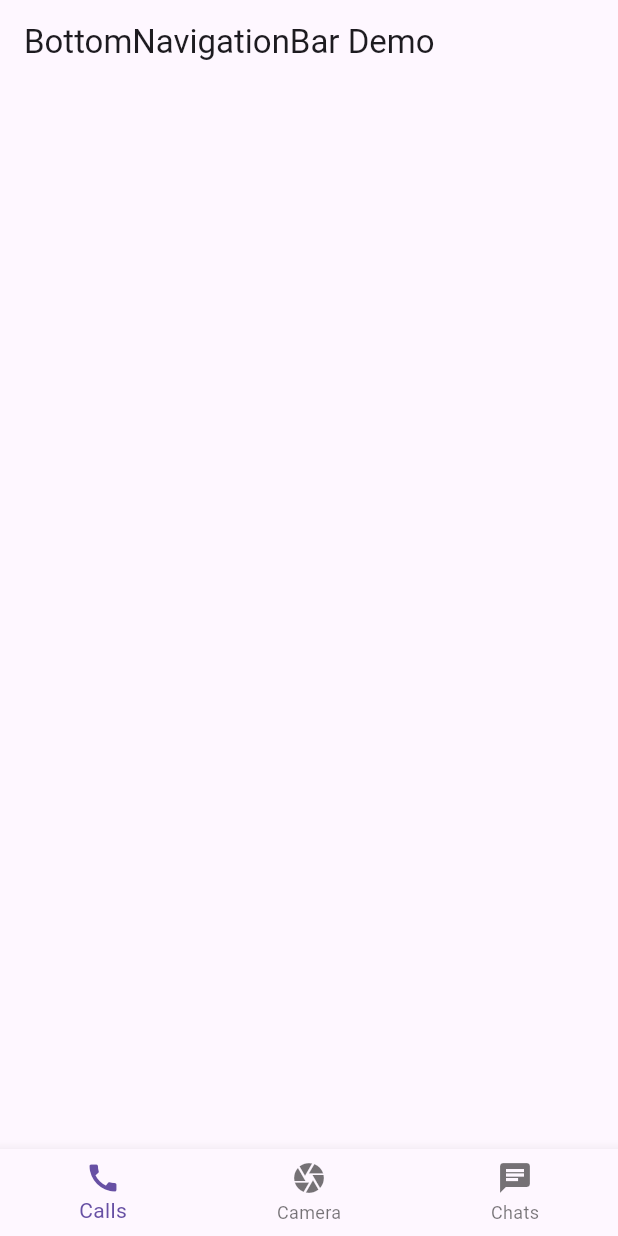
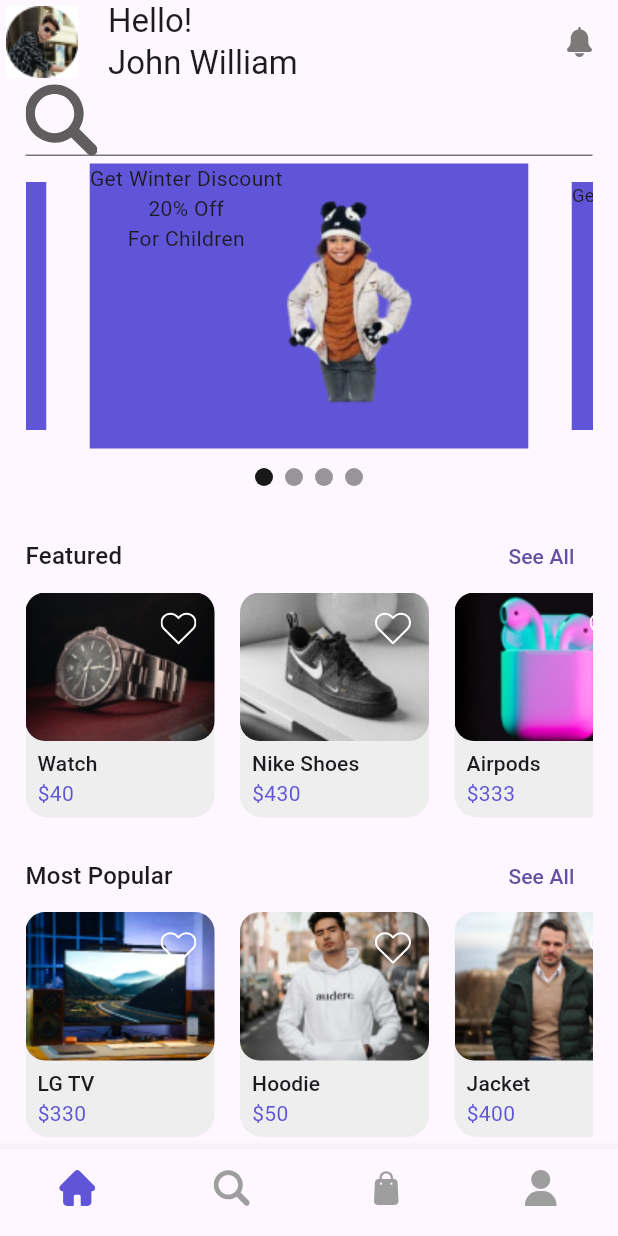
Before and after one commit to ParimSsme/e_commerce_app, a Flutter app: the screen it shows after launch, on a phone screen of 412 x 824 dp. Run offline on Flutter 3.47's test engine with Material 3 defaults, Android fonts, the phone set to English and light mode, and no system bars; our stand-ins replace flutter_svg.

Commit message:
add home screen

```diff
--- a/lib/main.dart
+++ b/lib/main.dart
@@ -1,4 +1,7 @@
+import 'package:e_commerce_app/core/app_icon_assets.dart';
+import 'package:e_commerce_app/screens/home_screen.dart';
 import 'package:flutter/material.dart';
+import 'package:flutter_svg/flutter_svg.dart';
 
 void main() {
   runApp(const MyApp());
@@ -26,34 +29,77 @@ class MainWrapper extends StatefulWidget {
 }
 
 class _MainWrapperState extends State<MainWrapper> {
+  int selectedTab = 0;
 
-  int selectedTab = 0;
+  static const List<Widget> _pages = <Widget>[
+    HomeScreen(),
+    Icon(
+      Icons.camera,
+      size: 150,
+    ),
+    Icon(
+      Icons.chat,
+      size: 150,
+    ),Icon(
+      Icons.chat,
+      size: 150,
+    ),
+  ];
 
   @override
   Widget build(BuildContext context) {
     return Scaffold(
-      appBar: AppBar(
-        title: const Text('BottomNavigationBar Demo'),
-      ),
+      body: _pages[selectedTab],
       bottomNavigationBar: BottomNavigationBar(
         currentIndex: selectedTab,
+        showSelectedLabels: false,
+        showUnselectedLabels: false,
+        type: BottomNavigationBarType.fixed,
         onTap: (int index) {
           setState(() {
             selectedTab = index;
           });
         },
-        items: const <BottomNavigationBarItem>[
+        items: <BottomNavigationBarItem>[
           BottomNavigationBarItem(
-            icon: Icon(Icons.call),
-            label: 'Calls',
+            icon: SvgPicture.asset(
+              AppIconAssets.home,
+              colorFilter: ColorFilter.mode(
+                selectedTab == 0 ? const Color(0xff6055d8) : Colors.grey,
+                BlendMode.srcATop,
+              ),
+            ),
+            label: 'home'
           ),
           BottomNavigationBarItem(
-            icon: Icon(Icons.camera),
-            label: 'Camera',
+            icon: SvgPicture.asset(
+              AppIconAssets.search,
+              colorFilter: ColorFilter.mode(
+                selectedTab == 1 ? const Color(0xff6055d8) : Colors.grey,
+                BlendMode.srcATop,
+              ),
+            ),
+            label: 'search'
           ),
           BottomNavigationBarItem(
-            icon: Icon(Icons.chat),
-            label: 'Chats',
+            icon: SvgPicture.asset(
+              AppIconAssets.cart,
+              colorFilter: ColorFilter.mode(
+                selectedTab == 2 ? const Color(0xff6055d8) : Colors.grey,
+                BlendMode.srcATop,
+              ),
+            ),
+            label: 'search'
+          ),
+          BottomNavigationBarItem(
+            icon: SvgPicture.asset(
+              AppIconAssets.profile,
+              colorFilter: ColorFilter.mode(
+                selectedTab == 3 ? const Color(0xff6055d8) : Colors.grey,
+                BlendMode.srcATop,
+              ),
+            ),
+            label: 'profile'
           ),
         ],
       ),
--- /dev/null
+++ b/lib/models/product_model.dart
@@ -0,0 +1,10 @@
+class ProductModel {
+  final String name;
+  final String image;
+  final int price;
+  const ProductModel({
+    required this.name,
+    required this.image,
+    required this.price,
+  });
+}
--- /dev/null
+++ b/lib/screens/home_screen.dart
@@ -0,0 +1,330 @@
+import 'package:carousel_slider/carousel_slider.dart';
+import 'package:e_commerce_app/core/app_icon_assets.dart';
+import 'package:e_commerce_app/core/app_image_assets.dart';
+import 'package:e_commerce_app/models/product_model.dart';
+import 'package:flutter/material.dart';
+import 'package:flutter_svg/flutter_svg.dart';
+
+final List<String> imgList = [
+  'https://images.unsplash.com/photo-1520342868574-5fa3804e551c?ixlib=rb-0.3.5&ixid=eyJhcHBfaWQiOjEyMDd9&s=6ff92caffcdd63681a35134a6770ed3b&auto=format&fit=crop&w=1951&q=80',
+  'https://images.unsplash.com/photo-1522205408450-add114ad53fe?ixlib=rb-0.3.5&ixid=eyJhcHBfaWQiOjEyMDd9&s=368f45b0888aeb0b7b08e3a1084d3ede&auto=format&fit=crop&w=1950&q=80',
+  'https://images.unsplash.com/photo-1519125323398-675f0ddb6308?ixlib=rb-0.3.5&ixid=eyJhcHBfaWQiOjEyMDd9&s=94a1e718d89ca60a6337a6008341ca50&auto=format&fit=crop&w=1950&q=80',
+  'https://images.unsplash.com/photo-1523205771623-e0faa4d2813d?ixlib=rb-0.3.5&ixid=eyJhcHBfaWQiOjEyMDd9&s=89719a0d55dd05e2deae4120227e6efc&auto=format&fit=crop&w=1953&q=80',
+];
+
+final List<Widget> imageSliders = imgList
+    .map((item) => Container(
+  child: Container(
+    margin: EdgeInsets.all(5.0),
+    decoration: BoxDecoration(
+      color: Color(0xff6055d8),
+    ),
+    child: Row(
+      children: [
+        const Column(
+          children: [
+            Text('Get Winter Discount'),
+            Text('20% Off'),
+            Text('For Children'),
+          ],
+        ),
+        Image.asset(AppImageAssets.sliderBoy),
+      ],
+    ),
+  ),
+))
+    .toList();
+class CarouselWithIndicatorDemo extends StatefulWidget {
+  @override
+  State<StatefulWidget> createState() {
+    return _CarouselWithIndicatorState();
+  }
+}
+
+class _CarouselWithIndicatorState extends State<CarouselWithIndicatorDemo> {
+  int _current = 0;
+  final CarouselSliderController _controller = CarouselSliderController();
+
+
+  @override
+  Widget build(BuildContext context) {
+    return Scaffold(
+      appBar: AppBar(title: Text('Carousel with indicator controller demo')),
+      body: Column(children: [
+        Expanded(
+          child: CarouselSlider(
+            items: imageSliders,
+            carouselController: _controller,
+            options: CarouselOptions(
+              disableCenter: true,
+                autoPlay: true,
+                enlargeCenterPage: false,
+                // aspectRatio: 2.0,
+                onPageChanged: (index, reason) {
+                  setState(() {
+                    _current = index;
+                  });
+                }),
+          ),
+        ),
+        Row(
+          mainAxisAlignment: MainAxisAlignment.center,
+          children: imgList.asMap().entries.map((entry) {
+            return GestureDetector(
+              onTap: () => _controller.animateToPage(entry.key),
+              child: Container(
+                width: 12.0,
+                height: 12.0,
+                margin: const EdgeInsets.symmetric(vertical: 8.0, horizontal: 4.0),
+                decoration: BoxDecoration(
+                    shape: BoxShape.circle,
+                    color: (Theme.of(context).brightness == Brightness.dark
+                        ? Colors.white
+                        : const Color(0xff6055d8))
+                        .withOpacity(_current == entry.key ? 0.9 : 0.4)),
+              ),
+            );
+          }).toList(),
+        ),
+      ]),
+    );
+  }
+}
+
+class HomeScreen extends StatefulWidget {
+  const HomeScreen({super.key});
+
+  @override
+  State<HomeScreen> createState() => _HomeScreenState();
+}
+
+class _HomeScreenState extends State<HomeScreen> {
+
+  int _current = 0;
+  final CarouselSliderController _controller = CarouselSliderController();
+
+
+  final List<ProductModel> featuredList = const [
+    ProductModel(
+      name: 'Watch',
+      image: AppImageAssets.watch,
+      price: 40,
+    ),
+    ProductModel(
+      name: 'Nike Shoes',
+      image: AppImageAssets.nikeShoes,
+      price: 430,
+    ),
+    ProductModel(
+      name: 'Airpods',
+      image: AppImageAssets.airpods,
+      price: 333,
+    ),
+  ];
+
+  final List<ProductModel> popularList = const [
+    ProductModel(
+      name: 'LG TV',
+      image: AppImageAssets.LG_TV,
+      price: 330,
+    ),
+    ProductModel(
+      name: 'Hoodie',
+      image: AppImageAssets.hoodie,
+      price: 50,
+    ),
+    ProductModel(
+      name: 'Jacket',
+      image: AppImageAssets.jacket,
+      price: 400,
+    ),
+  ];
+
+  @override
+  Widget build(BuildContext context) {
+    final textTheme = Theme.of(context).textTheme;
+
+    return Scaffold(
+      appBar: AppBar(
+        leading: Image.asset(AppImageAssets.userProfile),
+        title: const Column(
+          crossAxisAlignment: CrossAxisAlignment.start,
+          children: [
+            Text('Hello!'),
+            Text('John William'),
+          ],
+        ),
+        actions: [
+          IconButton(
+            onPressed: () {},
+            icon: SvgPicture.asset(AppIconAssets.notifications),
+          )
+        ],
+      ),
+      body: SafeArea(
+        child: Padding(
+          padding: const EdgeInsets.symmetric(horizontal: 17.0),
+          child: Column(
+            crossAxisAlignment: CrossAxisAlignment.start,
+            children: [
+              TextField(
+                decoration: InputDecoration(
+                  prefixIcon: SvgPicture.asset(AppIconAssets.search),
+                ),
+              ),
+
+              Column(children: [
+                SizedBox(
+                  height: 200,
+                  child: CarouselSlider(
+                    items: imageSliders,
+                    carouselController: _controller,
+                    options: CarouselOptions(
+                        autoPlay: true,
+                        enlargeCenterPage: true,
+                        aspectRatio: 2.0,
+                        onPageChanged: (index, reason) {
+                          setState(() {
+                            _current = index;
+                          });
+                        }),
+                  ),
+                ),
+                Row(
+                  mainAxisAlignment: MainAxisAlignment.center,
+                  children: imgList.asMap().entries.map((entry) {
+                    return GestureDetector(
+                      onTap: () => _controller.animateToPage(entry.key),
+                      child: Container(
+                        width: 12.0,
+                        height: 12.0,
+                        margin: EdgeInsets.symmetric(vertical: 8.0, horizontal: 4.0),
+                        decoration: BoxDecoration(
+                            shape: BoxShape.circle,
+                            color: (Theme.of(context).brightness == Brightness.dark
+                                ? Colors.white
+                                : Colors.black)
+                                .withOpacity(_current == entry.key ? 0.9 : 0.4)),
+                      ),
+                    );
+                  }).toList(),
+                ),
+              ]),
+
+              const SizedBox(height: 15),
+              Row(
+                mainAxisAlignment: MainAxisAlignment.spaceBetween,
+                children: [
+                  Text(
+                    'Featured',
+                    style: textTheme.titleMedium,
+                  ),
+                  TextButton(
+                    onPressed: () {},
+                    child: const Text('See All'),
+                  ),
+                ],
+              ),
+              SizedBox(
+                height: 150,
+                child: ListView.separated(
+                  scrollDirection: Axis.horizontal,
+                  itemBuilder: (_, index) {
+                    return ProductListItem(item: featuredList[index]);
+                  },
+                  separatorBuilder: (_, __) => const SizedBox(width: 17),
+                  itemCount: featuredList.length,
+                ),
+              ),
+              const SizedBox(height: 15),
+              Row(
+                mainAxisAlignment: MainAxisAlignment.spaceBetween,
+                children: [
+                  Text(
+                    'Most Popular',
+                    style: textTheme.titleMedium,
+                  ),
+                  TextButton(
+                    onPressed: () {},
+                    child: const Text('See All'),
+                  ),
+                ],
+              ),
+              SizedBox(
+                height: 150,
+                child: ListView.separated(
+                  scrollDirection: Axis.horizontal,
+                  itemBuilder: (_, index) {
+                    return ProductListItem(item: popularList[index]);
+                  },
+                  separatorBuilder: (_, __) => const SizedBox(width: 17),
+                  itemCount: popularList.length,
+                ),
+              ),
+            ],
+          ),
+        ),
+      ),
+    );
+  }
+}
+
+class ProductListItem extends StatelessWidget {
+  final ProductModel item;
+  const ProductListItem({
+    super.key,
+    required this.item,
+  });
+
+  @override
+  Widget build(BuildContext context) {
+    final textTheme = Theme.of(context).textTheme;
+
+    return DecoratedBox(
+      decoration: BoxDecoration(
+          color: Colors.grey.shade200, borderRadius: BorderRadius.circular(15)),
+      child: Column(
+        crossAxisAlignment: CrossAxisAlignment.start,
+        children: [
+          Container(
+            width: 126,
+            height: 99,
+            alignment: Alignment.topRight,
+            decoration: BoxDecoration(
+              image: DecorationImage(
+                image: AssetImage(item.image),
+              ),
+              borderRadius: BorderRadius.circular(13),
+            ),
+            child: IconButton(
+              onPressed: () {},
+              icon: SvgPicture.asset(
+                AppIconAssets.favourite,
+                width: 24,
+                height: 24,
+              ),
+            ),
+          ),
+          Padding(
+            padding: const EdgeInsets.symmetric(horizontal: 8.0, vertical: 5),
+            child: Column(
+              crossAxisAlignment: CrossAxisAlignment.start,
+              children: [
+                Text(
+                  item.name,
+                  style: textTheme.titleSmall,
+                ),
+                Text(
+                  '\$${item.price}',
+                  style: textTheme.bodyMedium?.copyWith(
+                    color: const Color(0xff6055d8),
+                  ),
+                ),
+              ],
+            ),
+          ),
+        ],
+      ),
+    );
+  }
+}
--- a/pubspec.yaml
+++ b/pubspec.yaml
@@ -36,6 +36,7 @@ dependencies:
   # Use with the CupertinoIcons class for iOS style icons.
   cupertino_icons: ^1.0.6
   flutter_svg:
+  carousel_slider:
 
 dev_dependencies:
   flutter_test:
```
Also changed, not shown: pubspec.lock.
